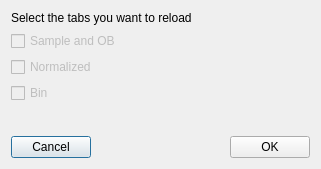
ornlneutronimaging/iBeatles, file src/iBeatles/ui/ui_load_previous_session_multiple_choice.ui: the form before one commit.
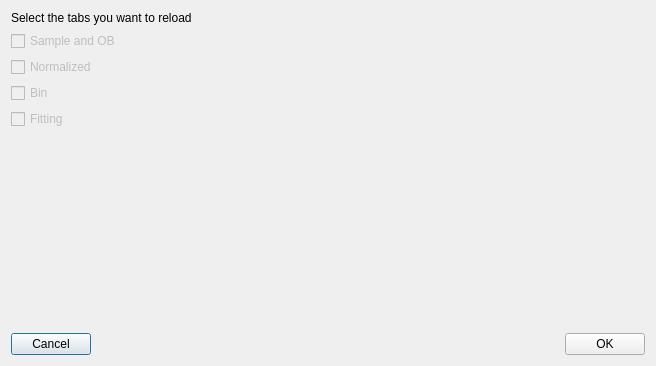
The form after the commit.

Commit message: working on initializing the active and lock checkbox in table_dictionary from session. this refs #63

The edit to the form file:
```diff
--- a/src/iBeatles/ui/ui_load_previous_session_multiple_choice.ui
+++ b/src/iBeatles/ui/ui_load_previous_session_multiple_choice.ui
@@ -6,8 +6,8 @@
    <rect>
     <x>0</x>
     <y>0</y>
-    <width>321</width>
-    <height>169</height>
+    <width>656</width>
+    <height>366</height>
    </rect>
   </property>
   <property name="windowTitle">
@@ -51,6 +51,16 @@
      </property>
     </widget>
    </item>
+   <item>
+    <widget class="QCheckBox" name="fitting_checkBox">
+     <property name="enabled">
+      <bool>false</bool>
+     </property>
+     <property name="text">
+      <string>Fitting</string>
+     </property>
+    </widget>
+   </item>
    <item>
     <spacer name="verticalSpacer">
      <property name="orientation">
```
The commit also changes 8 other files.
